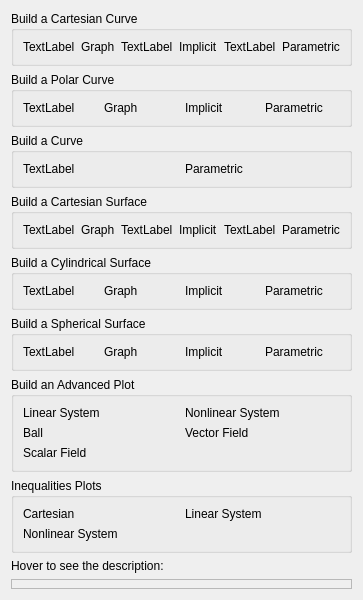
Qt form src/plotsbuilder.ui (KDE/khipu) before a commit.
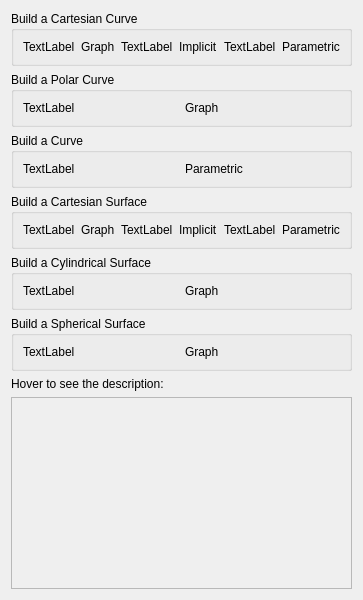
The same form after that commit. Custom widgets are drawn as their Qt base class.

Commit message: PlotsBuilder done, the class can hide or show links with a nice public interface and some help of QFlags :)

Patch:
```diff
--- a/src/plotsbuilder.ui
+++ b/src/plotsbuilder.ui
@@ -88,20 +88,6 @@
         </property>
        </widget>
       </item>
-      <item>
-       <widget class="KUrlLabel" name="dasdasdad">
-        <property name="text">
-         <string>Implicit</string>
-        </property>
-       </widget>
-      </item>
-      <item>
-       <widget class="KUrlLabel" name="kurllabel_2">
-        <property name="text">
-         <string>Parametric</string>
-        </property>
-       </widget>
-      </item>
      </layout>
     </widget>
    </item>
@@ -199,20 +185,6 @@
         </property>
        </widget>
       </item>
-      <item>
-       <widget class="KUrlLabel" name="kurllabel_6">
-        <property name="text">
-         <string>Implicit</string>
-        </property>
-       </widget>
-      </item>
-      <item>
-       <widget class="KUrlLabel" name="kurllabel_5">
-        <property name="text">
-         <string>Parametric</string>
-        </property>
-       </widget>
-      </item>
      </layout>
     </widget>
    </item>
@@ -233,94 +205,6 @@
        <widget class="KUrlLabel" name="createSphericalGraphSurface">
         <property name="text">
          <string>Graph</string>
-        </property>
-       </widget>
-      </item>
-      <item>
-       <widget class="KUrlLabel" name="kurllabel_8">
-        <property name="text">
-         <string>Implicit</string>
-        </property>
-       </widget>
-      </item>
-      <item>
-       <widget class="KUrlLabel" name="kurllabel_7">
-        <property name="text">
-         <string>Parametric</string>
-        </property>
-       </widget>
-      </item>
-     </layout>
-    </widget>
-   </item>
-   <item>
-    <widget class="QGroupBox" name="advancedPlots">
-     <property name="title">
-      <string>Build an Advanced Plot</string>
-     </property>
-     <layout class="QGridLayout" name="gridLayout">
-      <item row="4" column="0">
-       <widget class="KUrlLabel" name="kurllabel_10">
-        <property name="text">
-         <string>Scalar Field</string>
-        </property>
-       </widget>
-      </item>
-      <item row="3" column="0">
-       <widget class="KUrlLabel" name="kurllabel_9">
-        <property name="text">
-         <string>Ball</string>
-        </property>
-       </widget>
-      </item>
-      <item row="2" column="0">
-       <widget class="KUrlLabel" name="kurllabel_12">
-        <property name="text">
-         <string>Linear System</string>
-        </property>
-       </widget>
-      </item>
-      <item row="3" column="1">
-       <widget class="KUrlLabel" name="kurllabel_11">
-        <property name="text">
-         <string>Vector Field</string>
-        </property>
-       </widget>
-      </item>
-      <item row="2" column="1">
-       <widget class="KUrlLabel" name="kurllabel_16">
-        <property name="text">
-         <string>Nonlinear System</string>
-        </property>
-       </widget>
-      </item>
-     </layout>
-    </widget>
-   </item>
-   <item>
-    <widget class="QGroupBox" name="inequalitiesPlots">
-     <property name="title">
-      <string>Inequalities Plots</string>
-     </property>
-     <layout class="QGridLayout" name="gridLayout_3">
-      <item row="2" column="0">
-       <widget class="KUrlLabel" name="kurllabel_18">
-        <property name="text">
-         <string>Nonlinear System</string>
-        </property>
-       </widget>
-      </item>
-      <item row="0" column="0">
-       <widget class="KUrlLabel" name="kurllabel_19">
-        <property name="text">
-         <string>Cartesian</string>
-        </property>
-       </widget>
-      </item>
-      <item row="0" column="1">
-       <widget class="KUrlLabel" name="kurllabel_20">
-        <property name="text">
-         <string>Linear System</string>
         </property>
        </widget>
       </item>
```
Left out of the diff: 25 changed lines with no effect on the pictures. The commit also changes 6 other files.
